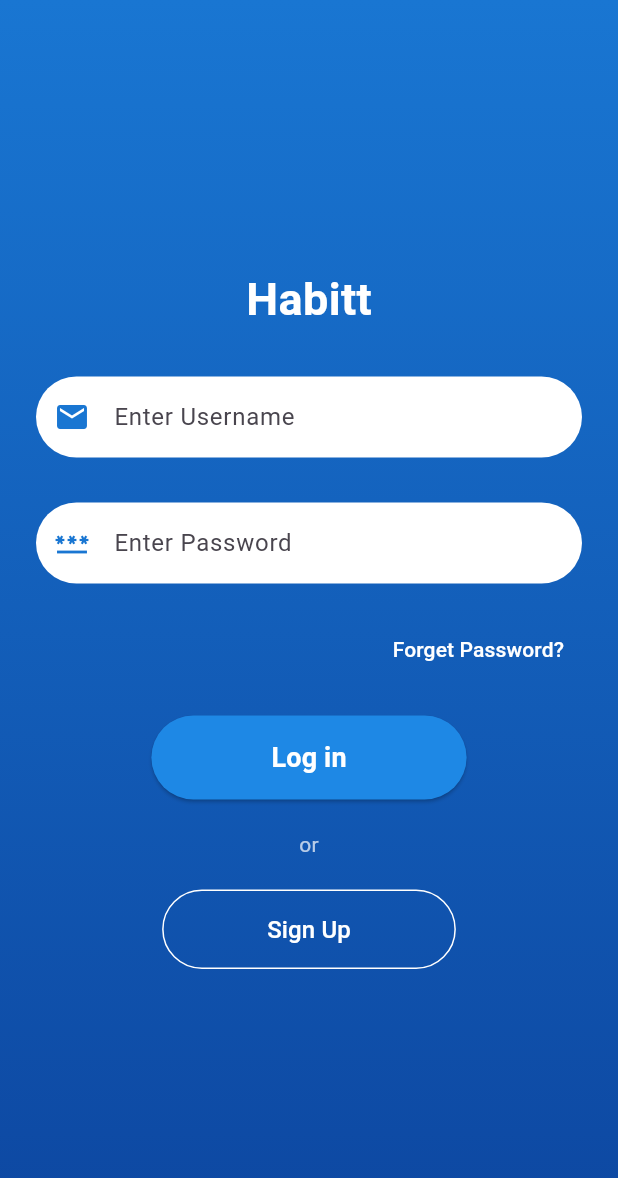
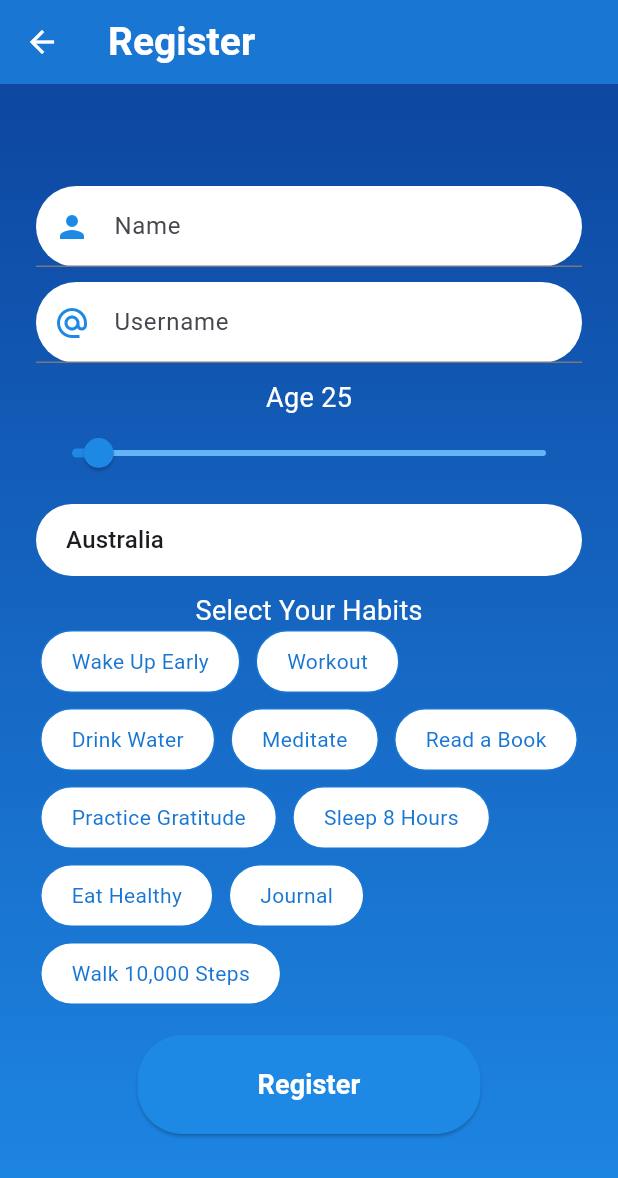
Before and after one commit to Hamzaalhadithy/habit_tracker_app, a Flutter app: the screen it shows after launch, after a tap on "Sign Up", on a phone screen of 412 x 824 dp. Shown: the top 1178 px of the screen. Run offline on Flutter 3.47's test engine with Material 3 defaults, Android fonts, the phone set to English and light mode, and no system bars; our stand-ins replace firebase_auth, firebase_core, fluttertoast; accounts and stored records are empty; network calls fail.

Commit message:
login and register

```diff
--- a/lib/login_screen.dart
+++ b/lib/login_screen.dart
@@ -1,6 +1,7 @@
 import 'package:flutter/material.dart';
 import 'package:firebase_auth/firebase_auth.dart';
 import 'package:fluttertoast/fluttertoast.dart';
+import 'package:habit_tracker_app/register_screen.dart';
 
 
 class LoginScreen extends StatefulWidget{
@@ -26,15 +27,16 @@ class _loginScreenState extends State<LoginScreen>{
         email: _emailCont.text,
         password: _passwordCont.text,
       );
+      ourToast(msg: 'Welcome ${credential.user!.email}');
     } on FirebaseAuthException catch (e){
       if (e.code == 'user-not-found'){
-        Fluttertoast.showToast(msg: 'No user found for this email');
+        ourToast(msg: 'No user found for this email');
       }
       else if (e.code == 'wrong-password'){
-        Fluttertoast.showToast(msg: 'Wrong password');
+        ourToast(msg: 'Wrong password');
       }
       else{
-        Fluttertoast.showToast(msg: e.code.toString(), gravity: ToastGravity.BOTTOM, backgroundColor: Colors.blue.shade700, webPosition: 'center' );
+        ourToast(msg: e.code.toString(),);
       }
     }
   }
@@ -155,6 +157,10 @@ class _loginScreenState extends State<LoginScreen>{
                 OutlinedButton(
                   onPressed: (){
                     // navigate to register screen
+                    Navigator.push(
+                      context,
+                      MaterialPageRoute(builder: (builder) => registerScreen())
+                    );
                   },
                   style: OutlinedButton.styleFrom(
                     side: const BorderSide(color: Colors.white),
@@ -181,3 +187,13 @@ class _loginScreenState extends State<LoginScreen>{
     );
   }
 }
+
+void ourToast({required String msg}){
+  Fluttertoast.showToast(
+    msg: msg,
+    gravity: ToastGravity.BOTTOM,
+    backgroundColor: Colors.blue.shade700,
+    webPosition: 'center',
+    webBgColor: "linear-gradient(to right, #00008B, #00008B)",
+    );
+}
--- /dev/null
+++ b/lib/register_screen.dart
@@ -0,0 +1,251 @@
+import 'package:flutter/material.dart';
+import 'package:flutter/widgets.dart';
+import 'dart:async';
+import 'login_screen.dart';
+
+class registerScreen extends StatefulWidget{
+  const registerScreen({super.key});
+
+  @override
+  _registerScreenState createState() => _registerScreenState();
+
+}
+
+class _registerScreenState extends State<registerScreen>{
+  final _nameCont = TextEditingController();
+  final _usernameCont = TextEditingController();
+  double _age = 25;
+  String _country = 'Iraq';
+  List<String> _countries = [];
+  List<String> selectedHabits = [];
+  List<String> availableHabits = [
+    'Wake Up Early',
+    'Workout',
+    'Drink Water',
+    'Meditate',
+    'Read a Book',
+    'Practice Gratitude',
+    'Sleep 8 Hours',
+    'Eat Healthy',
+    'Journal',
+    'Walk 10,000 Steps'
+  ];
+
+  @override
+  void initState(){
+    super.initState();
+    _fetchCountries();
+  }
+
+  Future<void> _fetchCountries() async{
+    List<String> subsetCountries = [
+      'Iraq'
+      'United States',
+      'Canada',
+      'United Kingdom',
+      'Australia',
+      'India',
+      'Germany',
+      'France',
+      'Japan',
+      'China',
+      'Brazil',
+      'South Africa',
+      'Iraq'
+    ];
+
+    setState(() {
+      _countries = subsetCountries;
+      _countries.sort();
+      _country = _countries.isNotEmpty ? _countries[0] : 'Iraq';
+    });
+
+  }
+
+  void _register() async{
+    // will do later
+    print("Registeration logic here");
+  }
+
+
+  @override
+  Widget build(BuildContext context){
+    return Scaffold(
+      appBar: AppBar(
+        backgroundColor: Colors.blue.shade700,
+        title: Text(
+          'Register',
+          style: TextStyle(
+            color: Colors.white,
+            fontSize: 26,
+            fontWeight: FontWeight.bold,
+          ),
+        ),
+        leading: IconButton(
+          onPressed: (){
+            Navigator.pushReplacement(
+              context,
+              MaterialPageRoute(builder: (_) => LoginScreen()),
+            );
+          },
+          icon: const Icon(Icons.arrow_back, color: Colors.white,),
+        ),
+      ),
+      body: Container(
+        decoration: BoxDecoration(
+          gradient: LinearGradient(
+            colors: [Colors.blue.shade900, Colors.blue.shade600],
+            begin: Alignment.topCenter,
+            end: Alignment.bottomCenter,
+          ),
+        ),
+        child: Center(
+          child: SingleChildScrollView(
+            padding: const EdgeInsets.symmetric(
+              horizontal: 24, vertical: 8,
+            ),
+            child: Column(
+              mainAxisAlignment: MainAxisAlignment.center,
+              children: [
+                buildInputField(_nameCont, 'Name', Icons.person),
+                const SizedBox(height: 10,),
+                buildInputField(_usernameCont, 'Username', Icons.alternate_email),
+                const SizedBox(height: 10,),
+                Text('Age ${_age.round()}', style: TextStyle(color: Colors.white, fontSize: 18),),
+                Slider(
+                  value: _age,
+                  min: 21,
+                  max: 100,
+                  divisions: 79,
+                  activeColor: Colors.blue.shade600,
+                  inactiveColor: Colors.blue.shade300,
+                  onChanged: (value){
+                    setState(() {
+                      _age = value;
+                    });
+                  },
+                ),
+                const SizedBox(
+                  height: 10,
+                ),
+                buildContryDropDown(),
+                const SizedBox(
+                  height: 10,
+                ),
+                const Text('Select Your Habits', style: TextStyle(color: Colors.white, fontSize: 18),),
+                Wrap(
+                  spacing: 10,
+                  runSpacing: 10,
+                  children: availableHabits.map((habit){
+                    final isSelected = selectedHabits.contains(habit);
+                    return GestureDetector(
+                      onTap: (){
+                        setState(() {
+                          if(isSelected){
+                            selectedHabits.removeWhere((item) => item == habit);
+                          }
+                          if(!isSelected){
+                            selectedHabits.add(habit);
+                          }
+
+                        });
+
+                      },
+                      child: Container(
+                        padding: const EdgeInsets.symmetric(horizontal: 20, vertical: 10),
+                        decoration: BoxDecoration(
+                          color: isSelected ? Colors.blue.shade600 : Colors.white,
+                          borderRadius: BorderRadius.circular(30),
+                          border: Border.all(color: Colors.blue.shade700),
+                        ),
+                        child: Text(
+                          habit,
+                          style: TextStyle(
+                            color: isSelected ? Colors.white : Colors.blue.shade700,
+                          ),
+                        ),
+                      ),
+                    );
+                  }).toList(),
+                ),
+                const SizedBox(height: 20,),
+                Center(
+                  child: ElevatedButton(
+                    onPressed: _register,
+                    style: ElevatedButton.styleFrom(
+                      backgroundColor: Colors.blue.shade600,
+                      shape: RoundedRectangleBorder(
+                        borderRadius: BorderRadius.circular(30),
+                      ),
+                      padding: EdgeInsets.symmetric(
+                        horizontal: 80, vertical: 20,
+                      ),
+                    ),
+                    child: const Text(
+                      'Register',
+                      style: TextStyle(
+                        fontSize: 18,
+                        color: Colors.white,
+                        fontWeight: FontWeight.bold,
+                      ),
+                    ),
+                  ),
+                ),
+              ],
+            ),
+          ),
+        ),
+      ),
+    );
+  }
+
+  Widget buildInputField(TextEditingController cont, String hint, IconData icon){
+    return Container(
+      decoration: BoxDecoration(
+        color: Colors.white,
+        borderRadius: BorderRadius.circular(30),
+      ),
+      child: TextField(
+        controller: cont,
+        decoration: InputDecoration(
+          prefixIcon: Icon(icon, color: Colors.blue.shade600),
+          hintText: hint,
+          contentPadding: const EdgeInsets.symmetric(
+            horizontal: 20, vertical: 15,
+          )
+        ),
+      ),
+    );
+  }
+
+  Widget buildContryDropDown(){
+    return Container(
+      padding: const EdgeInsets.symmetric(
+        horizontal: 20,
+      ),
+      decoration: BoxDecoration(
+          color: Colors.white,
+          borderRadius: BorderRadius.circular(30),
+      ),
+      child: DropdownButton<String>(
+        value: _country,
+        icon: Icon(Icons.arrow_downward, color: Colors.white,),
+        isExpanded: true,
+        underline: const SizedBox(),
+        items: _countries.map( (String value){
+          return DropdownMenuItem<String>(
+            value: value,
+            child: Text(value),
+          );
+        }).toList(),
+        onChanged: (newvalue){
+          setState(() {
+            _country = newvalue!;
+          });
+        },
+      ),
+    );
+  }
+
+
+}
```
Also changed, not shown: 1 other file.
